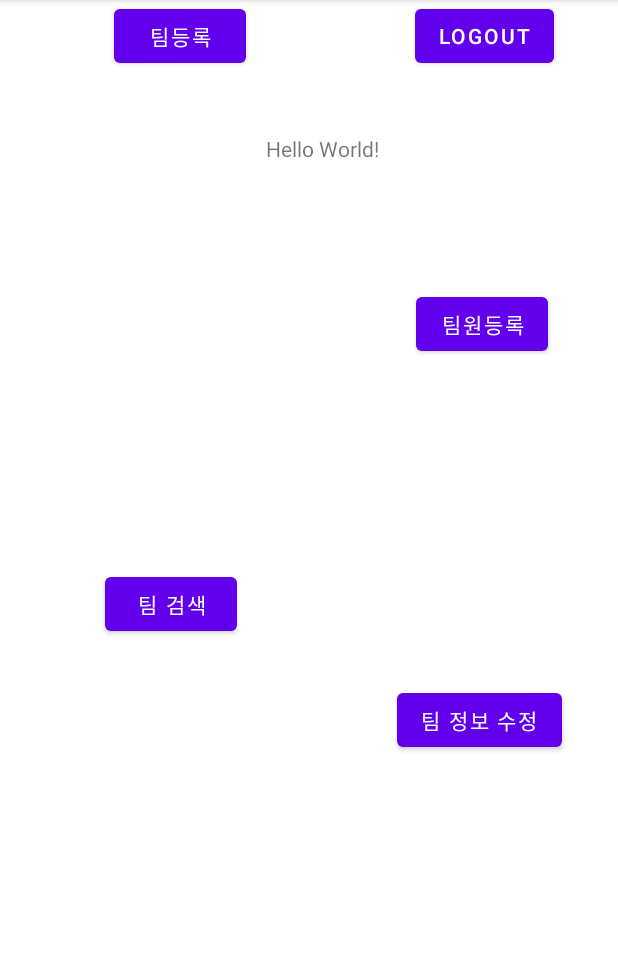
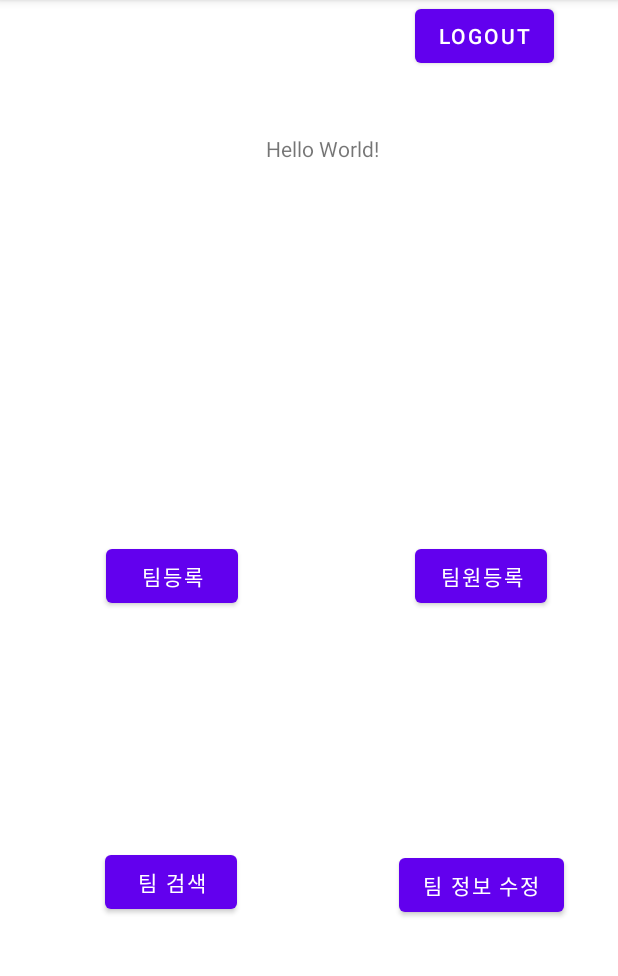
Before and after one commit to jinhongchoi/AndroidStudioProjects, an Android app: the MainActivity screen opened directly, with no data from a screen before it, on a phone screen of 412 x 824 dp, the part 84-1060 px from its top. Run offline under Robolectric (Android 15) with nearby library versions, the phone set to English and light mode, and no system bars; our stand-ins replace Firebase (no records; nobody signed in at launch, a user with empty details on screens opened directly).

Commit message:
git commit

```diff
--- a/app/src/main/res/layout/activity_main.xml
+++ b/app/src/main/res/layout/activity_main.xml
@@ -35,22 +35,23 @@
         android:layout_marginStart="69dp"
         android:layout_marginEnd="248dp"
         android:text="팀등록"
+        app:layout_constraintBottom_toBottomOf="parent"
         app:layout_constraintEnd_toEndOf="parent"
-        app:layout_constraintHorizontal_bias="1.0"
+        app:layout_constraintHorizontal_bias="0.166"
         app:layout_constraintStart_toStartOf="parent"
-        tools:layout_editor_absoluteY="209dp" />
+        app:layout_constraintTop_toTopOf="parent" />
 
     <Button
         android:id="@+id/btn_TMInsert"
         android:layout_width="wrap_content"
         android:layout_height="wrap_content"
         android:layout_marginStart="112dp"
-        android:layout_marginTop="144dp"
         android:text="팀원등록"
+        app:layout_constraintBottom_toBottomOf="parent"
         app:layout_constraintEnd_toEndOf="parent"
-        app:layout_constraintHorizontal_bias="0.023"
+        app:layout_constraintHorizontal_bias="0.115"
         app:layout_constraintStart_toEndOf="@+id/btn_TInsert"
-        app:layout_constraintTop_toBottomOf="@+id/btn_logout" />
+        app:layout_constraintTop_toTopOf="parent" />
 
     <Button
         android:id="@+id/btn_TRead"
@@ -59,20 +60,20 @@
         android:text="팀 검색"
         app:layout_constraintBottom_toBottomOf="parent"
         app:layout_constraintEnd_toEndOf="parent"
-        app:layout_constraintHorizontal_bias="0.217"
+        app:layout_constraintHorizontal_bias="0.216"
         app:layout_constraintStart_toStartOf="parent"
-        app:layout_constraintTop_toBottomOf="@+id/btn_TInsert"
-        app:layout_constraintVertical_bias="0.492" />
+        app:layout_constraintTop_toBottomOf="@+id/btn_TInsert" />
 
     <Button
         android:id="@+id/btn_TUpdate"
         android:layout_width="wrap_content"
         android:layout_height="wrap_content"
-        android:layout_marginTop="216dp"
         android:text="팀 정보 수정"
+        app:layout_constraintBottom_toBottomOf="parent"
         app:layout_constraintEnd_toEndOf="parent"
-        app:layout_constraintHorizontal_bias="0.74"
+        app:layout_constraintHorizontal_bias="0.75"
         app:layout_constraintStart_toEndOf="@+id/btn_TRead"
-        app:layout_constraintTop_toBottomOf="@+id/btn_TMInsert" />
+        app:layout_constraintTop_toTopOf="parent"
+        app:layout_constraintVertical_bias="0.786" />
 
 </androidx.constraintlayout.widget.ConstraintLayout>
```
Also changed, not shown: app/src/main/java/com/jh/societymember/TInsertActivity.java (+73 -1 lines), app/src/main/res/layout/activity_teamInsert.xml (added, +82 -0 lines).
